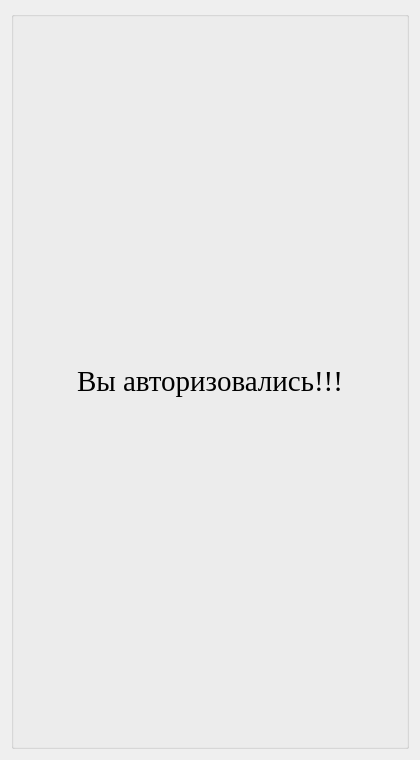
Before: the Qt Designer form MyApplication/secondwindow.ui in Prazdnic-Moscow/chat, drawn with Qt 5.
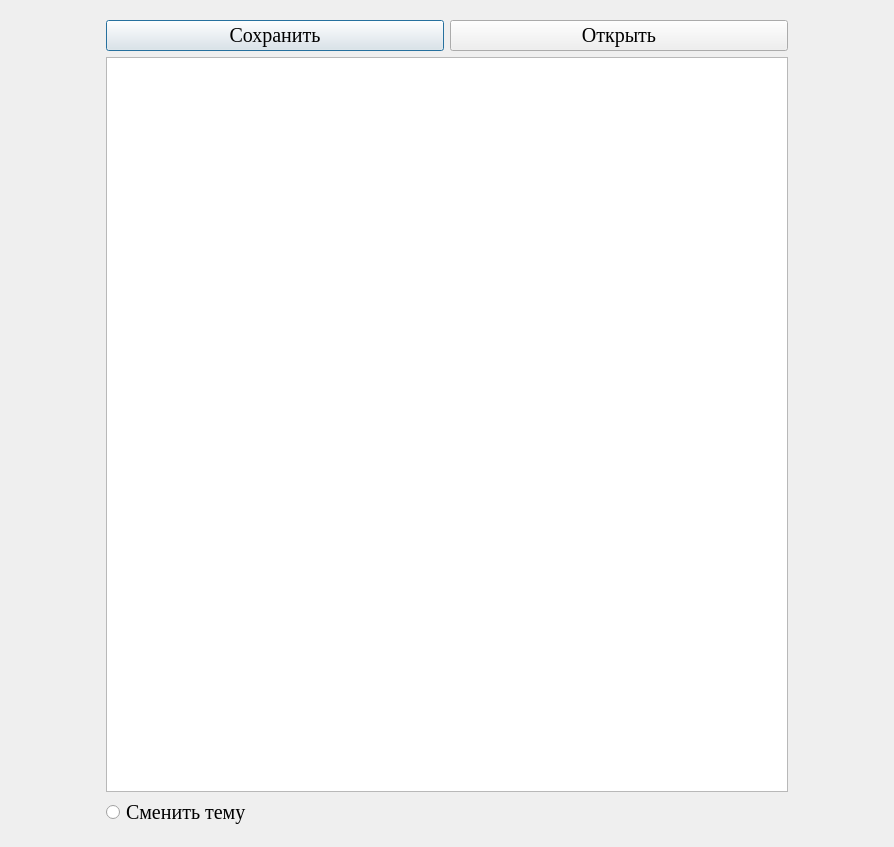
After: the same form once the commit is applied.

Commit message: Добавил роли также теперь в приложении можно открыть текстовый файл и админы могут редактировать и сохранять а юзеры только читать также добавил метод по смене роли

Diff of the .ui file:
```diff
--- a/MyApplication/secondwindow.ui
+++ b/MyApplication/secondwindow.ui
@@ -6,8 +6,8 @@
    <rect>
     <x>0</x>
     <y>0</y>
-    <width>420</width>
-    <height>760</height>
+    <width>894</width>
+    <height>847</height>
    </rect>
   </property>
   <property name="minimumSize">
@@ -25,29 +25,85 @@
  background: qlineargradient(x1:0, y1:0, x2:1, y2:1, stop:0 #1a1a1a, stop:0.5	              #2d2d2d, stop:1 #1a1a1a);
 }</string>
   </property>
-  <layout class="QVBoxLayout" name="verticalLayout">
+  <layout class="QHBoxLayout" name="horizontalLayout_2">
    <item>
     <widget class="QGroupBox" name="groupBox">
+     <property name="maximumSize">
+      <size>
+       <width>700</width>
+       <height>16777215</height>
+      </size>
+     </property>
+     <property name="font">
+      <font>
+       <family>Times New Roman</family>
+       <pointsize>15</pointsize>
+      </font>
+     </property>
+     <property name="styleSheet">
+      <string notr="true">QGroupBox {
+    border: none;
+}</string>
+     </property>
      <property name="title">
       <string/>
      </property>
-     <layout class="QHBoxLayout" name="horizontalLayout">
+     <property name="alignment">
+      <set>Qt::AlignmentFlag::AlignCenter</set>
+     </property>
+     <property name="flat">
+      <bool>false</bool>
+     </property>
+     <layout class="QVBoxLayout" name="verticalLayout_2">
       <item>
-       <widget class="QLabel" name="label">
+       <layout class="QHBoxLayout" name="horizontalLayout">
+        <item>
+         <widget class="QPushButton" name="savedchange">
+          <property name="font">
+           <font>
+            <family>Times New Roman</family>
+            <pointsize>15</pointsize>
+           </font>
+          </property>
+          <property name="text">
+           <string>Сохранить</string>
+          </property>
+         </widget>
+        </item>
+        <item>
+         <widget class="QPushButton" name="openfile">
+          <property name="font">
+           <font>
+            <family>Times New Roman</family>
+            <pointsize>15</pointsize>
+           </font>
+          </property>
+          <property name="text">
+           <string>Открыть</string>
+          </property>
+         </widget>
+        </item>
+       </layout>
+      </item>
+      <item>
+       <widget class="QTextEdit" name="textfile"/>
+      </item>
+      <item>
+       <widget class="QRadioButton" name="radioButton3">
+        <property name="maximumSize">
+         <size>
+          <width>150</width>
+          <height>16777215</height>
+         </size>
+        </property>
         <property name="font">
          <font>
           <family>Times New Roman</family>
-          <pointsize>22</pointsize>
+          <pointsize>15</pointsize>
          </font>
         </property>
-        <property name="styleSheet">
-         <string notr="true">color white;</string>
-        </property>
         <property name="text">
-         <string>Вы авторизовались!!!</string>
-        </property>
-        <property name="alignment">
-         <set>Qt::AlignmentFlag::AlignCenter</set>
+         <string>Сменить тему</string>
         </property>
        </widget>
       </item>
```
Left out of the diff: 5 changed lines with no effect on the pictures. The commit also changes 622 other files.
